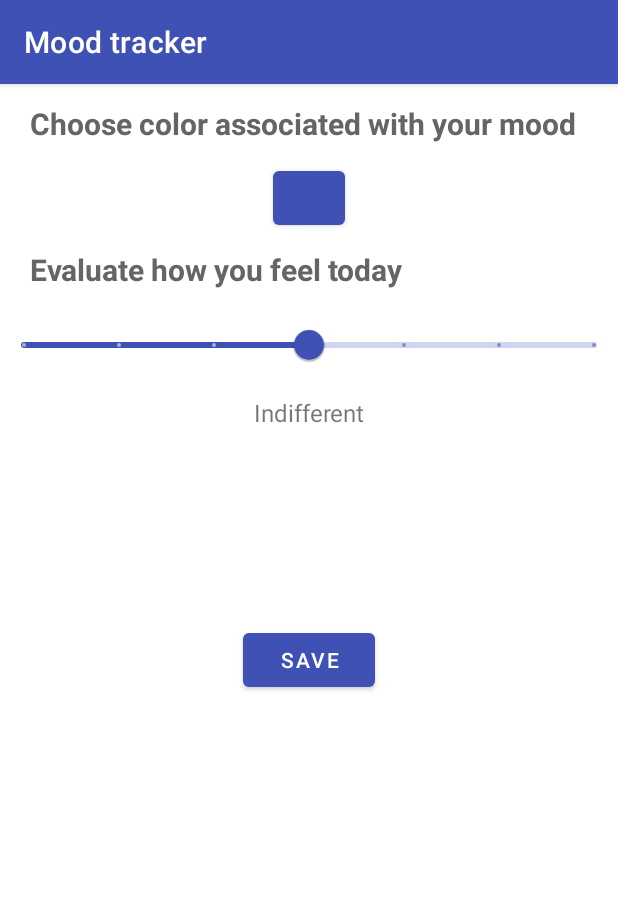
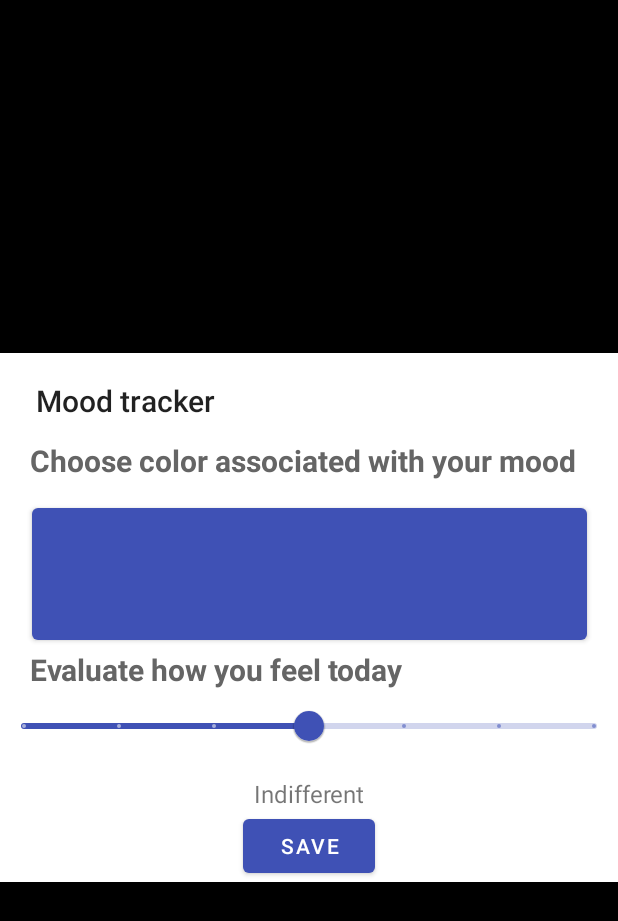
Before and after one commit to margharitasaweliewa/Mood_tracker, an Android app: the ColorMoodPicker screen opened directly, with no data from a screen before it, on a phone screen of 412 x 824 dp. Shown: the top 921 px of the screen. Run offline under Robolectric (Android 15) with nearby library versions, the phone set to English and light mode, and no system bars; libraries missing offline, so code that uses them is left out: com.jaredrummler.android.

Commit message:
redesigned ColorMoodPicker and edited window animation

```diff
--- a/app/src/main/AndroidManifest.xml
+++ b/app/src/main/AndroidManifest.xml
@@ -15,7 +15,10 @@
         tools:targetApi="31">
         <activity
             android:name=".ColorMoodPicker"
-            android:exported="false" />
+            android:exported="false"
+            android:excludeFromRecents="true"
+            android:theme="@android:style/Theme.Translucent"
+            />
         <activity
             android:name=".BalanceWheelSettings"
             android:exported="false" />
--- a/app/src/main/java/com/example/moodtracker/ColorMoodPicker.java
+++ b/app/src/main/java/com/example/moodtracker/ColorMoodPicker.java
@@ -13,6 +13,9 @@ import android.view.View;
 import android.widget.Button;
 import android.widget.TextView;
 
+import com.example.moodtracker.databinding.ActivityColorMoodPickerBinding;
+import com.example.moodtracker.databinding.ActivityMainBinding;
+import com.example.moodtracker.ui.CustomTransparentRecktangle;
 import com.google.android.material.slider.RangeSlider;
 import com.google.android.material.slider.Slider;
 import com.jaredrummler.android.colorpicker.ColorPickerDialog;
@@ -26,11 +29,20 @@ public TextView moodChosen;
 public Button mainColorPicker;
 public Button saveColorMood;
 public int colorChosen;
+private ActivityColorMoodPickerBinding binding;
 
     @Override
     protected void onCreate(Bundle savedInstanceState) {
+        setTheme(R.style.TranslucentBackground);
         super.onCreate(savedInstanceState);
-        setContentView(R.layout.activity_color_mood_picker);
+
+
+        binding = ActivityColorMoodPickerBinding.inflate(getLayoutInflater());
+        setContentView(binding.getRoot());
+        //setContentView(R.layout.activity_color_mood_picker);
+        this.setFinishOnTouchOutside(false);
+
+
 
         //получаем Intent от MainActivity
         Intent intent = getIntent();
@@ -87,7 +99,8 @@ public int colorChosen;
             moodChosen.setText(currentMood);
 
         });
-            // Responds to when slider's value is changed
+
+
 
     }
     //Описываем поведение при нажатии кнопки
--- a/app/src/main/res/layout/activity_color_mood_picker.xml
+++ b/app/src/main/res/layout/activity_color_mood_picker.xml
@@ -1,22 +1,24 @@
 <?xml version="1.0" encoding="utf-8"?>
+
 <androidx.constraintlayout.widget.ConstraintLayout xmlns:android="http://schemas.android.com/apk/res/android"
     xmlns:app="http://schemas.android.com/apk/res-auto"
     xmlns:tools="http://schemas.android.com/tools"
     android:layout_width="match_parent"
     android:layout_height="match_parent"
-    tools:context=".ColorMoodPicker">
+    tools:context=".ColorMoodPicker"
+    >
 
-    <com.google.android.material.slider.Slider
+   <com.google.android.material.slider.Slider
         android:id="@+id/moodSlider"
         android:layout_width="match_parent"
         android:layout_height="wrap_content"
-        android:layout_marginTop="150dp"
         android:stepSize="1.0"
         android:value="3.0"
         android:valueFrom="0.0"
         android:valueTo="6.0"
         app:layout_constraintStart_toStartOf="parent"
-        app:layout_constraintTop_toTopOf="parent"
+        app:layout_constraintTop_toBottomOf="@+id/askMoodEvaluation"
+
         />
 
 
@@ -38,13 +40,13 @@
         android:layout_width="wrap_content"
         android:layout_height="wrap_content"
         android:layout_marginStart="20dp"
-        android:layout_marginTop="70dp"
         android:text="@string/mood_evaluation"
         android:textColor="#656565"
         android:textSize="20sp"
         android:textStyle="bold"
         app:layout_constraintStart_toStartOf="parent"
-        app:layout_constraintTop_toBottomOf="@+id/askColor" />
+        app:layout_constraintTop_toBottomOf="@+id/mainColorPicker"
+        />
 
     <TextView
         android:id="@+id/askColor"
@@ -57,22 +59,23 @@
         android:textStyle="bold"
         app:layout_constraintBottom_toTopOf="@+id/mainColorPicker"
         app:layout_constraintStart_toStartOf="parent"
-        app:layout_constraintTop_toTopOf="parent" />
+        app:layout_constraintTop_toTopOf="parent"
+        />
 
     <Button
         android:id="@+id/saveColorMood"
         android:layout_width="wrap_content"
         android:layout_height="wrap_content"
         android:text="@string/SAVE"
-        app:layout_constraintBottom_toBottomOf="parent"
         app:layout_constraintEnd_toEndOf="parent"
         app:layout_constraintStart_toStartOf="parent"
-        app:layout_constraintTop_toTopOf="parent" />
+        app:layout_constraintTop_toBottomOf="@+id/moodChosen"
+        />
 
     <Button
         android:id="@+id/mainColorPicker"
-        android:layout_width="48dp"
-        android:layout_height="48dp"
+        android:layout_width="370dp"
+        android:layout_height="100dp"
         android:layout_marginTop="52dp"
         android:onClick="onClickColorButton"
         app:iconGravity="textStart"
@@ -80,5 +83,8 @@
         app:layout_constraintEnd_toEndOf="parent"
         app:layout_constraintStart_toStartOf="parent"
         app:layout_constraintTop_toTopOf="parent"
-        tools:ignore="SpeakableTextPresentCheck" />
+        tools:ignore="SpeakableTextPresentCheck"
+        />
+
+
 </androidx.constraintlayout.widget.ConstraintLayout>
--- /dev/null
+++ b/app/src/main/res/values/styles.xml
@@ -0,0 +1,10 @@
+<?xml version="1.0" encoding="utf-8"?>
+<resources>
+    <style name="TranslucentBackground" parent="Theme.MoodTracker">
+        <item name="android:windowIsTranslucent">true</item>
+        <item name="android:windowTranslucentStatus">true</item>
+        <item name="android:windowNoTitle">true</item>
+        <item name="android:windowIsFloating">true</item>
+        <item name="android:backgroundDimEnabled">true</item>
+    </style>
+</resources>
```
Also changed, not shown: app/src/main/java/com/example/moodtracker/shapes/Rectangle.java (added, +66 -0 lines), app/src/main/java/com/example/moodtracker/ui/CustomTransparentRecktangle.java (added, +38 -0 lines).
